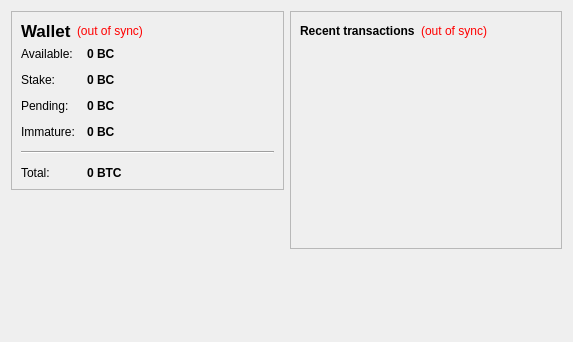
First picture: the form in src/qt/forms/overviewpage.ui, repository neutroncoin/neutron, before the edit.
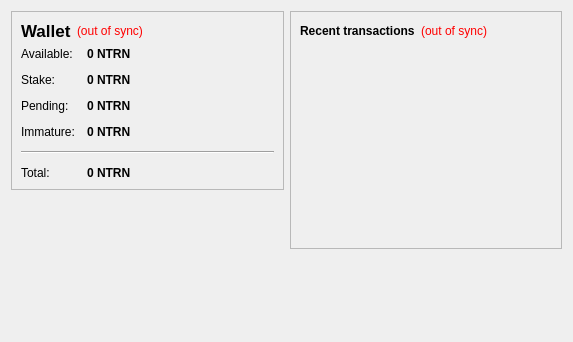
Second picture: the form after the edit. Icons and pictures are not drawn.

Diff of the .ui file:
```diff
--- a/src/qt/forms/overviewpage.ui
+++ b/src/qt/forms/overviewpage.ui
@@ -105,7 +105,7 @@
              <string>Your current spendable balance</string>
             </property>
             <property name="text">
-             <string notr="true">0 BC</string>
+             <string notr="true">0 NTRN</string>
             </property>
             <property name="textInteractionFlags">
              <set>Qt::LinksAccessibleByMouse|Qt::TextSelectableByKeyboard|Qt::TextSelectableByMouse</set>
@@ -134,7 +134,7 @@
              <string>Total of coins that was staked, and do not yet count toward the current balance</string>
             </property>
             <property name="text">
-             <string notr="true">0 BC</string>
+             <string notr="true">0 NTRN</string>
             </property>
             <property name="textInteractionFlags">
              <set>Qt::LinksAccessibleByMouse|Qt::TextSelectableByKeyboard|Qt::TextSelectableByMouse</set>
@@ -163,7 +163,7 @@
              <string>Total of transactions that have yet to be confirmed, and do not yet count toward the current balance</string>
             </property>
             <property name="text">
-             <string notr="true">0 BC</string>
+             <string notr="true">0 NTRN</string>
             </property>
             <property name="textInteractionFlags">
              <set>Qt::LinksAccessibleByMouse|Qt::TextSelectableByKeyboard|Qt::TextSelectableByMouse</set>
@@ -189,7 +189,7 @@
              <string>Mined balance that has not yet matured</string>
             </property>
             <property name="text">
-             <string notr="true">0 BC</string>
+             <string notr="true">0 NTRN</string>
             </property>
             <property name="textInteractionFlags">
              <set>Qt::LinksAccessibleByMouse|Qt::TextSelectableByKeyboard|Qt::TextSelectableByMouse</set>
@@ -225,7 +225,7 @@
              <string>Your current total balance</string>
             </property>
             <property name="text">
-             <string notr="true">0 BTC</string>
+             <string notr="true">0 NTRN</string>
             </property>
             <property name="textInteractionFlags">
              <set>Qt::LinksAccessibleByMouse|Qt::TextSelectableByKeyboard|Qt::TextSelectableByMouse</set>
```
